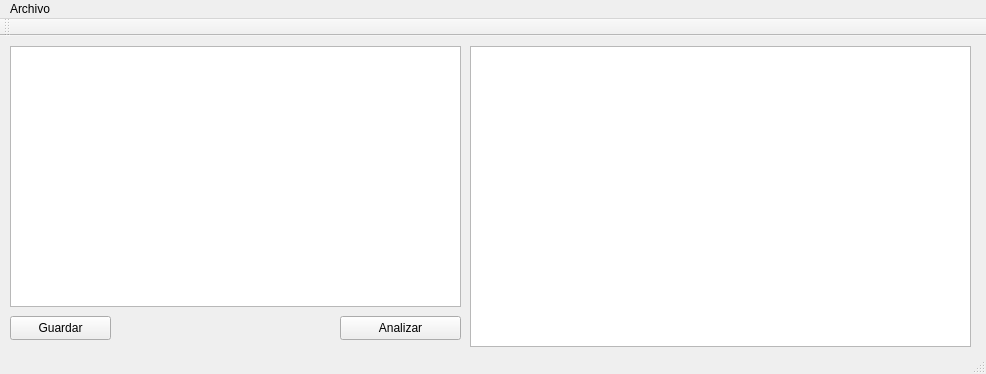
Above: mainwindow.ui from koerhunt/alex before the change. Below: the same form after it.
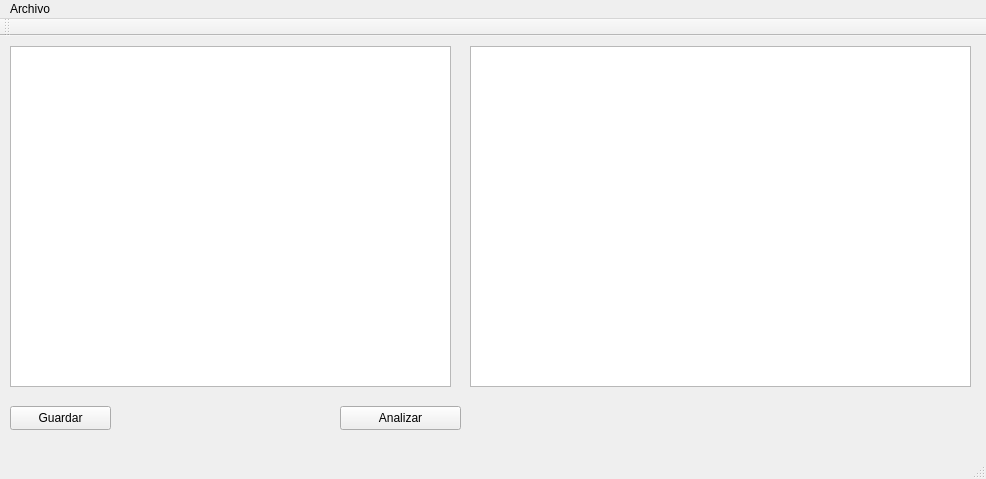
That is the form after the change.

```diff
--- a/mainwindow.ui
+++ b/mainwindow.ui
@@ -7,7 +7,7 @@
     <x>0</x>
     <y>0</y>
     <width>986</width>
-    <height>374</height>
+    <height>479</height>
    </rect>
   </property>
   <property name="windowTitle">
@@ -18,7 +18,7 @@
     <property name="geometry">
      <rect>
       <x>340</x>
-      <y>280</y>
+      <y>370</y>
       <width>121</width>
       <height>24</height>
      </rect>
@@ -32,8 +32,8 @@
      <rect>
       <x>10</x>
       <y>10</y>
-      <width>451</width>
-      <height>261</height>
+      <width>441</width>
+      <height>341</height>
      </rect>
     </property>
     <property name="readOnly">
@@ -44,7 +44,7 @@
     <property name="geometry">
      <rect>
       <x>10</x>
-      <y>280</y>
+      <y>370</y>
       <width>101</width>
       <height>24</height>
      </rect>
@@ -59,7 +59,7 @@
       <x>470</x>
       <y>10</y>
       <width>501</width>
-      <height>301</height>
+      <height>341</height>
      </rect>
     </property>
    </widget>
```
Left out of the diff: 2 changed lines with no effect on the pictures.
